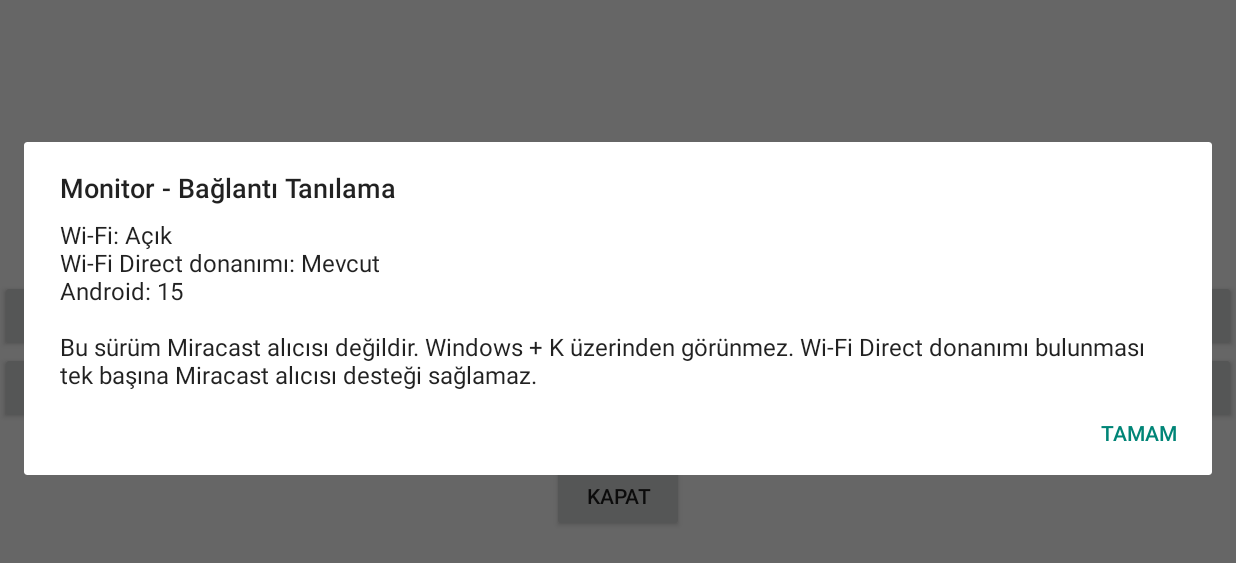
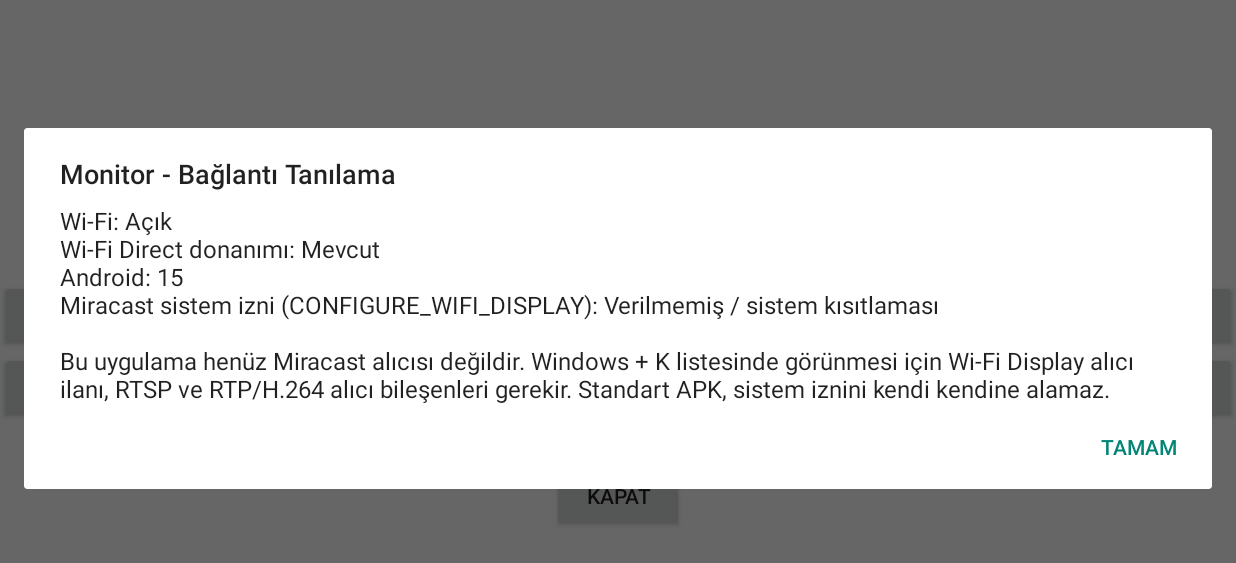
Before and after one commit to muhammedyusufolgun/Ekran, an Android app: the screen it shows after launch (MainActivity), after a tap on an icon or button, on a phone screen of 824 x 412 dp (held sideways). Shown: the top 563 px of the screen. Run offline under Robolectric (Android 15) with nearby library versions, the phone set to English and light mode, and no system bars.

Commit message:
Add Android 17 Miracast system permission compatibility diagnostic

```diff
--- a/app/src/main/java/com/olgun/kablosuzekran/MainActivity.java
+++ b/app/src/main/java/com/olgun/kablosuzekran/MainActivity.java
@@ -72,7 +72,7 @@ public class MainActivity extends Activity {
    }).setNegativeButton("İptal",null).show();
   });}catch(Exception e){scanning=false;reportTest("Cihaz arama hatası",e.toString());}
  }
- void showDiagnostics(){boolean p2p=getPackageManager().hasSystemFeature("android.hardware.wifi.direct"); android.net.wifi.WifiManager wifi=(android.net.wifi.WifiManager)getApplicationContext().getSystemService(Context.WIFI_SERVICE); boolean wifiOn=wifi!=null&&wifi.isWifiEnabled();String message="Wi-Fi: "+(wifiOn?"Açık":"Kapalı")+"\nWi-Fi Direct donanımı: "+(p2p?"Mevcut":"Algılanmadı")+"\nAndroid: "+android.os.Build.VERSION.RELEASE+"\n\nBu sürüm Miracast alıcısı değildir. Windows + K üzerinden görünmez. Wi-Fi Direct donanımı bulunması tek başına Miracast alıcısı desteği sağlamaz.";new AlertDialog.Builder(this).setTitle("Monitor - Bağlantı Tanılama").setMessage(message).setPositiveButton("Tamam",null).show();}
+ void showDiagnostics(){boolean p2p=getPackageManager().hasSystemFeature("android.hardware.wifi.direct"); android.net.wifi.WifiManager wifi=(android.net.wifi.WifiManager)getApplicationContext().getSystemService(Context.WIFI_SERVICE); boolean wifiOn=wifi!=null&&wifi.isWifiEnabled();boolean wfdPermission=checkSelfPermission("android.permission.CONFIGURE_WIFI_DISPLAY")==PackageManager.PERMISSION_GRANTED;String message="Wi-Fi: "+(wifiOn?"Açık":"Kapalı")+"\nWi-Fi Direct donanımı: "+(p2p?"Mevcut":"Algılanmadı")+"\nAndroid: "+android.os.Build.VERSION.RELEASE+"\nMiracast sistem izni (CONFIGURE_WIFI_DISPLAY): "+(wfdPermission?"Verilmiş":"Verilmemiş / sistem kısıtlaması")+"\n\nBu uygulama henüz Miracast alıcısı değildir. Windows + K listesinde görünmesi için Wi-Fi Display alıcı ilanı, RTSP ve RTP/H.264 alıcı bileşenleri gerekir. Standart APK, sistem iznini kendi kendine alamaz.";new AlertDialog.Builder(this).setTitle("Monitor - Bağlantı Tanılama").setMessage(message).setPositiveButton("Tamam",null).show();}
  TextView label(String s,int size){TextView t=new TextView(this);t.setText(s);t.setTextColor(Color.BLACK);t.setTextSize(size);t.setGravity(Gravity.CENTER);return t;}
  void showHome(){ui.post(()->{home.setVisibility(View.VISIBLE);picture.setVisibility(View.GONE);countdown.setText(paused&&connected?String.valueOf(seconds):"");});}
  void showPicture(){ui.post(()->{home.setVisibility(View.GONE);picture.setVisibility(View.VISIBLE);});}
```
